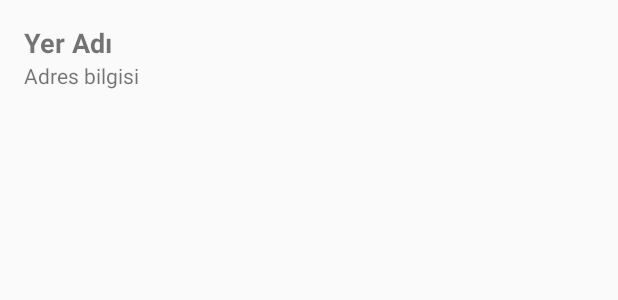
After one commit to enessozgu/MemoryBox-Kotlin, an Android app built with Jetpack Compose: the layout fragment_memory_detail_bottom_sheet.xml on its own in the app's theme, with its tools: preview values and no code run, on a phone screen of 412 x 824 dp. The commit adds this screen. Shown: the top 300 px of the screen. Run offline under Robolectric (Android 15) with nearby library versions, the phone set to English and light mode, and no system bars.

Commit message:
feat: Implement memory detail bottom sheet and geofencing
This commit introduces a bottom sheet to display memory details and integrates geofencing functionality.

Key changes:
- Created `MemoryDetailBottomSheetFragment` to show details like place name and address.
- Implemented logic to fetch place details using Google Places API and reverse geocoding to get address from latitude/longitude.
- Added layout `fragment_memory_detail_bottom_sheet.xml` for the bottom sheet.
- Modified `MemoryListFragment` to show `MemoryDetailBottomSheetFragment` when a memory item is clicked.
- Added `GeofenceBroadcastReceiver` to handle geofence events (e.g., entering a geofenced area) and send notifications.
- Integrated `GeofencingClient` in `HomeMapFragment` to add geofences around saved memories.
- Added `POST_NOTIFICATIONS` permission to `AndroidManifest.xml`.
- Added Retrofit dependencies for network requests (though not explicitly used in this diff for geocoding, it's a common pattern for API calls).
- Added `GeocodingResponse.kt` data class for potential future use with Google Geocoding API via Retrofit.
- When a new memory is added via long-press on the map, a geofence is now created around that location.
- Added necessary permissions for geofencing and notifications in `AndroidManifest.xml`.

```diff
--- a/app/build.gradle.kts
+++ b/app/build.gradle.kts
@@ -68,6 +68,9 @@ dependencies {
 
     kapt ("com.github.bumptech.glide:compiler:4.15.1")
 
+    implementation ("com.squareup.retrofit2:retrofit:2.9.0")
+    implementation ("com.squareup.retrofit2:converter-gson:2.9.0")
+
 
     implementation ("com.google.android.libraries.places:places:2.7.0")
 
--- a/app/src/main/java/com/example/anikutusu/MemoryItem.kt
+++ b/app/src/main/java/com/example/anikutusu/MemoryItem.kt
@@ -1,10 +1,11 @@
 package com.example.anikutusu.model
 
 data class MemoryItem(
-    val id: String = "",
+    val userId: String = "",
     val text: String = "",
     val photoUrl: String? = null,
     val audioUrl: String? = null,
     val latitude: Double = 0.0,
-    val longitude: Double = 0.0
+    val longitude: Double = 0.0,
+    val timestamp: Long? = null
 )
--- /dev/null
+++ b/app/src/main/res/layout/fragment_memory_detail_bottom_sheet.xml
@@ -0,0 +1,23 @@
+<?xml version="1.0" encoding="utf-8"?>
+<LinearLayout
+    xmlns:android="http://schemas.android.com/apk/res/android"
+    android:padding="16dp"
+    android:orientation="vertical"
+    android:layout_width="match_parent"
+    android:layout_height="wrap_content">
+
+    <TextView android:id="@+id/placeName"
+        android:text="Yer Adı"
+        android:textSize="18sp"
+        android:textStyle="bold"
+        android:layout_width="match_parent"
+        android:layout_height="wrap_content"/>
+
+    <TextView android:id="@+id/placeAddress"
+        android:text="Adres bilgisi"
+        android:layout_width="match_parent"
+        android:layout_height="wrap_content"/>
+
+    <!-- Daha sonra buraya Static Map, hava durumu, ses çalar, AI önerileri eklenecek -->
+
+</LinearLayout>
```
Also changed, not shown: app/src/main/AndroidManifest.xml (+9 -0 lines), app/src/main/java/com/example/anikutusu/GeocodingResponse.kt (added, +10 -0 lines), app/src/main/java/com/example/anikutusu/GeofenceBroadcastReceiver.kt (added, +55 -0 lines), app/src/main/java/com/example/anikutusu/HomeMapFragment.kt (+77 -2 lines), app/src/main/java/com/example/anikutusu/MemoryDetailBottomSheetFragment.kt (added, +102 -0 lines), app/src/main/java/com/example/anikutusu/MemoryListFragment.kt (+19 -5 lines).
